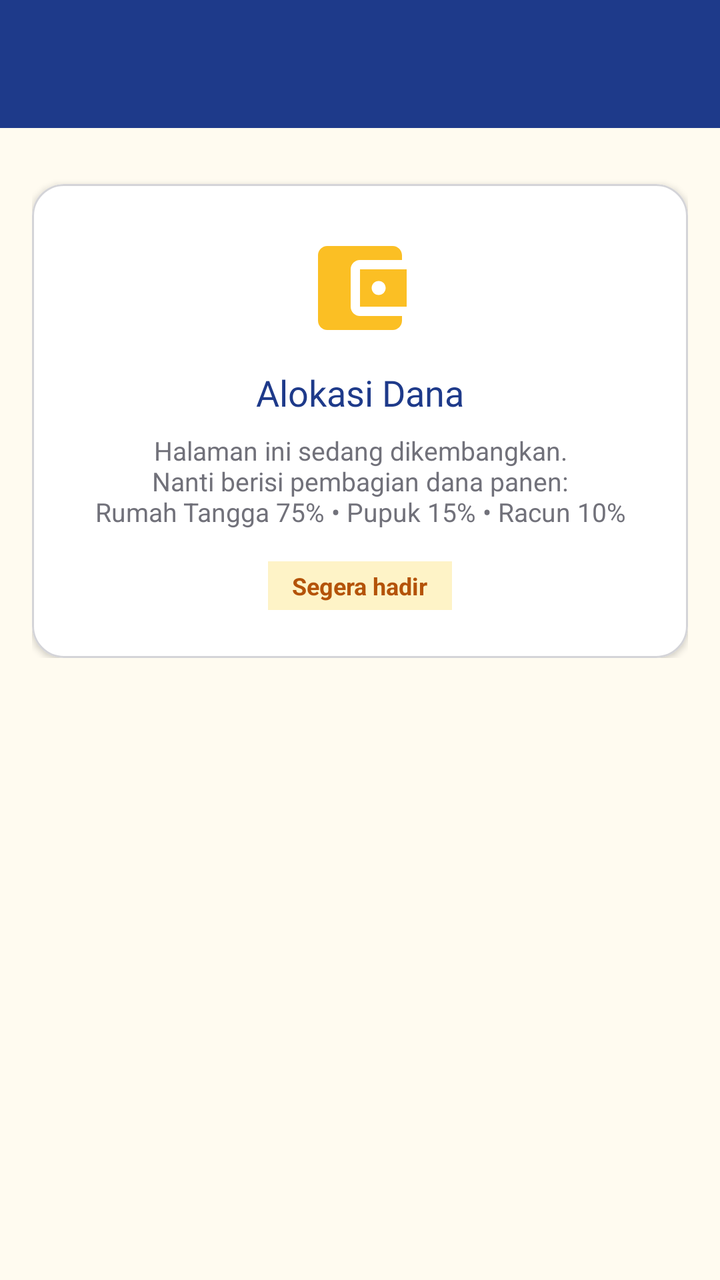
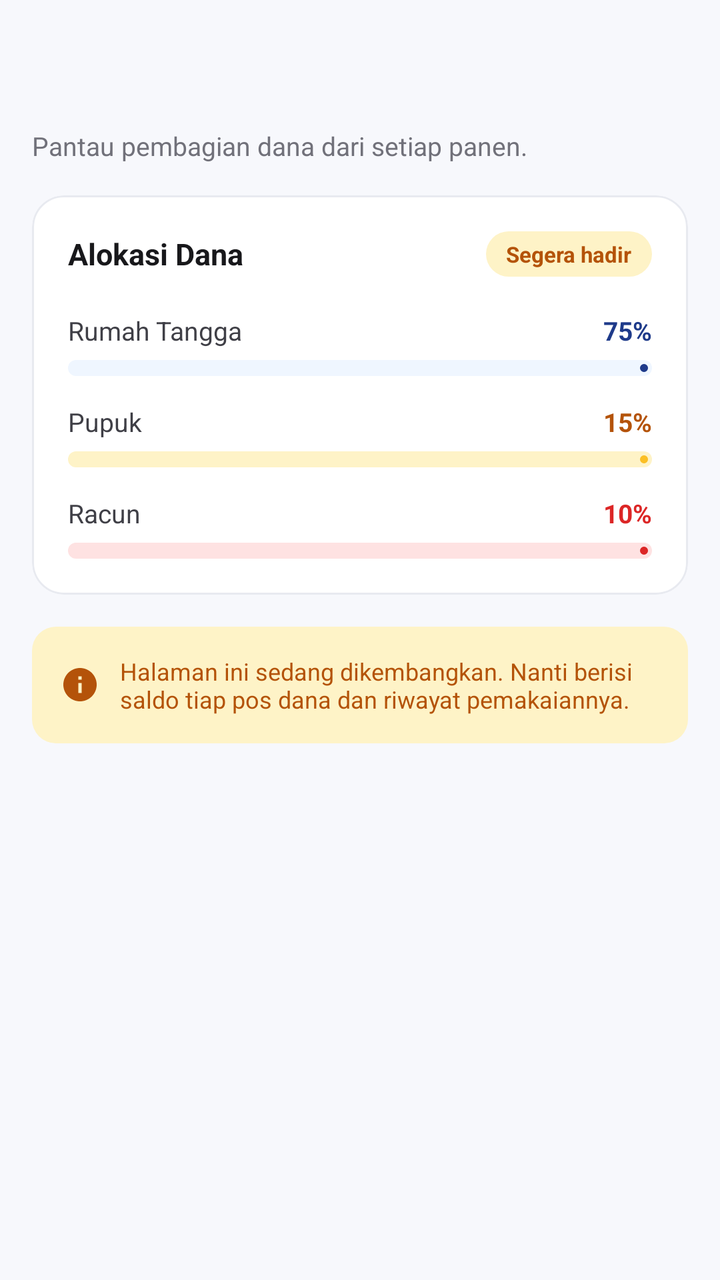

The first picture is an Android layout as it rendered before a commit; the second is the same layout after the commit. The layout source and the unified diff follow.
<!-- AndroidManifest.xml: application theme Theme.ALSpocky -->
<!-- res/layout/fragment_dana.xml -->
<?xml version="1.0" encoding="utf-8"?>
<androidx.constraintlayout.widget.ConstraintLayout xmlns:android="http://schemas.android.com/apk/res/android"
    xmlns:app="http://schemas.android.com/apk/res-auto"
    android:layout_width="match_parent"
    android:layout_height="match_parent"
    android:background="@color/neutral_50">

    <androidx.appcompat.widget.Toolbar
        android:id="@+id/toolbar"
        android:layout_width="0dp"
        android:layout_height="?attr/actionBarSize"
        android:background="@color/primary_500"
        android:theme="@style/ThemeOverlay.MaterialComponents.Dark.ActionBar"
        app:titleTextColor="@color/neutral_0"
        app:layout_constraintEnd_toEndOf="parent"
        app:layout_constraintStart_toStartOf="parent"
        app:layout_constraintTop_toTopOf="parent" />

    <androidx.core.widget.NestedScrollView
        android:layout_width="0dp"
        android:layout_height="0dp"
        app:layout_constraintBottom_toBottomOf="parent"
        app:layout_constraintEnd_toEndOf="parent"
        app:layout_constraintStart_toStartOf="parent"
        app:layout_constraintTop_toBottomOf="@id/toolbar">

        <LinearLayout
            android:layout_width="match_parent"
            android:layout_height="wrap_content"
            android:orientation="vertical"
            android:padding="16dp">

            <com.google.android.material.card.MaterialCardView
                android:layout_width="match_parent"
                android:layout_height="wrap_content"
                android:layout_marginTop="12dp"
                app:cardBackgroundColor="@color/neutral_0"
                app:cardCornerRadius="16dp"
                app:cardElevation="2dp"
                app:strokeColor="@color/neutral_300"
                app:strokeWidth="1dp">

                <LinearLayout
                    android:layout_width="match_parent"
                    android:layout_height="wrap_content"
                    android:gravity="center"
                    android:orientation="vertical"
                    android:padding="24dp">

                    <ImageView
                        android:layout_width="56dp"
                        android:layout_height="56dp"
                        android:src="@drawable/ic_nav_dana"
                        app:tint="@color/accent_gold" />

                    <TextView
                        android:layout_width="wrap_content"
                        android:layout_height="wrap_content"
                        android:layout_marginTop="12dp"
                        android:fontFamily="@font/montserrat_bold"
                        android:text="Alokasi Dana"
                        android:textColor="@color/primary_500"
                        android:textSize="18sp" />

                    <TextView
                        android:layout_width="wrap_content"
                        android:layout_height="wrap_content"
                        android:layout_marginTop="8dp"
                        android:gravity="center"
                        android:text="Halaman ini sedang dikembangkan.\nNanti berisi pembagian dana panen:\nRumah Tangga 75% • Pupuk 15% • Racun 10%"
                        android:textColor="@color/neutral_500"
                        android:textSize="13sp" />

                    <TextView
                        android:layout_width="wrap_content"
                        android:layout_height="wrap_content"
                        android:layout_marginTop="16dp"
                        android:background="@color/accent_gold_light"
                        android:paddingHorizontal="12dp"
                        android:paddingVertical="4dp"
                        android:text="Segera hadir"
                        android:textColor="@color/accent_gold_dark"
                        android:textSize="12sp"
                        android:textStyle="bold" />
                </LinearLayout>
            </com.google.android.material.card.MaterialCardView>
        </LinearLayout>
    </androidx.core.widget.NestedScrollView>

</androidx.constraintlayout.widget.ConstraintLayout>
<!-- resources referenced by this layout -->
<resources>
  <color name="neutral_300">#D4D4D8</color>
  <color name="neutral_50">#FFFBF0</color>
  <!-- drawable ic_nav_dana (drawable) -->
  <?xml version="1.0" encoding="utf-8"?>
  <vector xmlns:android="http://schemas.android.com/apk/res/android"
      android:width="24dp"
      android:height="24dp"
      android:viewportWidth="24"
      android:viewportHeight="24">
      <path
          android:fillColor="@android:color/white"
          android:pathData="M21,18v1c0,1.1 -0.9,2 -2,2L5,21c-1.11,0 -2,-0.9 -2,-2L3,5c0,-1.1 0.89,-2 2,-2h14c1.1,0 2,0.9 2,2v1h-9c-1.11,0 -2,0.9 -2,2v8c0,1.1 0.89,2 2,2h9zM12,16h10L22,8L12,8v8zM16,13.5c-0.83,0 -1.5,-0.67 -1.5,-1.5s0.67,-1.5 1.5,-1.5 1.5,0.67 1.5,1.5 -0.67,1.5 -1.5,1.5z" />
  </vector>
  <style name="Base.Theme.ALSpocky" parent="Theme.Material3.DayNight.NoActionBar">
          
          
      </style>
  <!-- unchanged entries left out for length: 7 -->
</resources>

<!-- the commit's change to res/layout/fragment_dana.xml (unified diff, before → after) -->
@@ -3,15 +3,13 @@
     xmlns:app="http://schemas.android.com/apk/res-auto"
     android:layout_width="match_parent"
     android:layout_height="match_parent"
-    android:background="@color/neutral_50">
+    android:background="@color/bg_page">
 
     <androidx.appcompat.widget.Toolbar
         android:id="@+id/toolbar"
+        style="@style/Semawit.Toolbar"
         android:layout_width="0dp"
         android:layout_height="?attr/actionBarSize"
-        android:background="@color/primary_500"
-        android:theme="@style/ThemeOverlay.MaterialComponents.Dark.ActionBar"
-        app:titleTextColor="@color/neutral_0"
         app:layout_constraintEnd_toEndOf="parent"
         app:layout_constraintStart_toStartOf="parent"
         app:layout_constraintTop_toTopOf="parent" />
@@ -28,62 +26,175 @@
             android:layout_width="match_parent"
             android:layout_height="wrap_content"
             android:orientation="vertical"
-            android:padding="16dp">
+            android:paddingHorizontal="16dp"
+            android:paddingBottom="40dp">
+
+            <TextView
+                style="@style/Semawit.Text.Body"
+                android:layout_width="wrap_content"
+                android:layout_height="wrap_content"
+                android:text="Pantau pembagian dana dari setiap panen." />
 
             <com.google.android.material.card.MaterialCardView
+                style="@style/Semawit.Card"
                 android:layout_width="match_parent"
                 android:layout_height="wrap_content"
-                android:layout_marginTop="12dp"
-                app:cardBackgroundColor="@color/neutral_0"
-                app:cardCornerRadius="16dp"
-                app:cardElevation="2dp"
-                app:strokeColor="@color/neutral_300"
-                app:strokeWidth="1dp">
+                android:layout_marginTop="16dp">
 
                 <LinearLayout
                     android:layout_width="match_parent"
                     android:layout_height="wrap_content"
-                    android:gravity="center"
                     android:orientation="vertical"
-                    android:padding="24dp">
-
-                    <ImageView
-                        android:layout_width="56dp"
-                        android:layout_height="56dp"
-                        android:src="@drawable/ic_nav_dana"
-                        app:tint="@color/accent_gold" />
-
-                    <TextView
-                        android:layout_width="wrap_content"
-                        android:layout_height="wrap_content"
-                        android:layout_marginTop="12dp"
-                        android:fontFamily="@font/montserrat_bold"
-                        android:text="Alokasi Dana"
-                        android:textColor="@color/primary_500"
-                        android:textSize="18sp" />
-
-                    <TextView
-                        android:layout_width="wrap_content"
-                        android:layout_height="wrap_content"
-                        android:layout_marginTop="8dp"
-                        android:gravity="center"
-                        android:text="Halaman ini sedang dikembangkan.\nNanti berisi pembagian dana panen:\nRumah Tangga 75% • Pupuk 15% • Racun 10%"
-                        android:textColor="@color/neutral_500"
-                        android:textSize="13sp" />
-
-                    <TextView
-                        android:layout_width="wrap_content"
-                        android:layout_height="wrap_content"
-                        android:layout_marginTop="16dp"
-                        android:background="@color/accent_gold_light"
-                        android:paddingHorizontal="12dp"
-                        android:paddingVertical="4dp"
-                        android:text="Segera hadir"
-                        android:textColor="@color/accent_gold_dark"
-                        android:textSize="12sp"
-                        android:textStyle="bold" />
+                    android:padding="18dp">
+
+                    <LinearLayout
+                        android:layout_width="match_parent"
+                        android:layout_height="wrap_content"
+                        android:gravity="center_vertical"
+                        android:orientation="horizontal">
+
+                        <TextView
+                            style="@style/Semawit.Text.Title"
+                            android:layout_width="0dp"
+                            android:layout_height="wrap_content"
+                            android:layout_weight="1"
+                            android:text="Alokasi Dana" />
+
+                        <TextView
+                            style="@style/Semawit.Badge"
+                            android:layout_width="wrap_content"
+                            android:layout_height="wrap_content"
+                            android:text="Segera hadir" />
+                    </LinearLayout>
+
+                    
+                    <LinearLayout
+                        android:layout_width="match_parent"
+                        android:layout_height="wrap_content"
+                        android:layout_marginTop="18dp"
+                        android:orientation="horizontal">
+
+                        <TextView
+                            android:layout_width="0dp"
+                            android:layout_height="wrap_content"
+                            android:layout_weight="1"
+                            android:text="Rumah Tangga"
+                            android:textColor="@color/neutral_700"
+                            android:textSize="13sp" />
+
+                        <TextView
+                            android:layout_width="wrap_content"
+                            android:layout_height="wrap_content"
+                            android:text="75%"
+                            android:textColor="@color/primary_500"
+                            android:textSize="13sp"
+                            android:textStyle="bold" />
+                    </LinearLayout>
+
+                    <com.google.android.material.progressindicator.LinearProgressIndicator
+                        android:layout_width="match_parent"
+                        android:layout_height="wrap_content"
+                        android:layout_marginTop="6dp"
+                        android:progress="75"
+                        app:indicatorColor="@color/primary_500"
+                        app:trackColor="@color/primary_50"
+                        app:trackCornerRadius="4dp"
+                        app:trackThickness="8dp" />
+
+                    
+                    <LinearLayout
+                        android:layout_width="match_parent"
+                        android:layout_height="wrap_content"
+                        android:layout_marginTop="14dp"
+                        android:orientation="horizontal">
+
+                        <TextView
+                            android:layout_width="0dp"
+                            android:layout_height="wrap_content"
+                            android:layout_weight="1"
+                            android:text="Pupuk"
+                            android:textColor="@color/neutral_700"
+                            android:textSize="13sp" />
+
+                        <TextView
+                            android:layout_width="wrap_content"
+                            android:layout_height="wrap_content"
+                            android:text="15%"
+                            android:textColor="@color/accent_gold_dark"
+                            android:textSize="13sp"
+                            android:textStyle="bold" />
+                    </LinearLayout>
+
+                    <com.google.android.material.progressindicator.LinearProgressIndicator
+                        android:layout_width="match_parent"
+                        android:layout_height="wrap_content"
+                        android:layout_marginTop="6dp"
+                        android:progress="15"
+                        app:indicatorColor="@color/accent_gold"
+                        app:trackColor="@color/accent_gold_light"
+                        app:trackCornerRadius="4dp"
+                        app:trackThickness="8dp" />
+
+                    
+                    <LinearLayout
+                        android:layout_width="match_parent"
+                        android:layout_height="wrap_content"
+                        android:layout_marginTop="14dp"
+                        android:orientation="horizontal">
+
+                        <TextView
+                            android:layout_width="0dp"
+                            android:layout_height="wrap_content"
+                            android:layout_weight="1"
+                            android:text="Racun"
+                            android:textColor="@color/neutral_700"
+                            android:textSize="13sp" />
+
+                        <TextView
+                            android:layout_width="wrap_content"
+                            android:layout_height="wrap_content"
+                            android:text="10%"
+                            android:textColor="@color/danger_500"
+                            android:textSize="13sp"
+                            android:textStyle="bold" />
+                    </LinearLayout>
+
+                    <com.google.android.material.progressindicator.LinearProgressIndicator
+                        android:layout_width="match_parent"
+                        android:layout_height="wrap_content"
+                        android:layout_marginTop="6dp"
+                        android:progress="10"
+                        app:indicatorColor="@color/danger_500"
+                        app:trackColor="@color/danger_50"
+                        app:trackCornerRadius="4dp"
+                        app:trackThickness="8dp" />
                 </LinearLayout>
             </com.google.android.material.card.MaterialCardView>
+
+            <LinearLayout
+                android:layout_width="match_parent"
+                android:layout_height="wrap_content"
+                android:layout_marginTop="16dp"
+                android:background="@drawable/bg_icon_tile_gold"
+                android:gravity="center_vertical"
+                android:orientation="horizontal"
+                android:padding="14dp">
+
+                <ImageView
+                    android:layout_width="20dp"
+                    android:layout_height="20dp"
+                    android:src="@drawable/ic_info"
+                    app:tint="@color/accent_gold_dark" />
+
+                <TextView
+                    android:layout_width="0dp"
+                    android:layout_height="wrap_content"
+                    android:layout_marginStart="10dp"
+                    android:layout_weight="1"
+                    android:text="Halaman ini sedang dikembangkan. Nanti berisi saldo tiap pos dana dan riwayat pemakaiannya."
+                    android:textColor="@color/accent_gold_dark"
+                    android:textSize="12sp" />
+            </LinearLayout>
         </LinearLayout>
     </androidx.core.widget.NestedScrollView>
 
<!-- resource entries referenced after the edit -->
@@ -1,8 +1,18 @@
 <!-- resources referenced by this layout -->
 <resources>
-  <color name="neutral_300">#D4D4D8</color>
-  <color name="neutral_50">#FFFBF0</color>
-  <!-- drawable ic_nav_dana (drawable) -->
+  <color name="bg_page">#F7F8FC</color>
+  <color name="danger_50">#FEE2E2</color>
+  <color name="danger_500">#DC2626</color>
+  <color name="neutral_700">#3F3F46</color>
+  <color name="primary_50">#EFF6FF</color>
+  <!-- drawable bg_icon_tile_gold (drawable) -->
+  <?xml version="1.0" encoding="utf-8"?>
+  <shape xmlns:android="http://schemas.android.com/apk/res/android"
+      android:shape="rectangle">
+      <solid android:color="@color/accent_gold_light" />
+      <corners android:radius="12dp" />
+  </shape>
+  <!-- drawable ic_info (drawable) -->
   <?xml version="1.0" encoding="utf-8"?>
   <vector xmlns:android="http://schemas.android.com/apk/res/android"
       android:width="24dp"
@@ -11,12 +21,71 @@
       android:viewportHeight="24">
       <path
           android:fillColor="@android:color/white"
-          android:pathData="M21,18v1c0,1.1 -0.9,2 -2,2L5,21c-1.11,0 -2,-0.9 -2,-2L3,5c0,-1.1 0.89,-2 2,-2h14c1.1,0 2,0.9 2,2v1h-9c-1.11,0 -2,0.9 -2,2v8c0,1.1 0.89,2 2,2h9zM12,16h10L22,8L12,8v8zM16,13.5c-0.83,0 -1.5,-0.67 -1.5,-1.5s0.67,-1.5 1.5,-1.5 1.5,0.67 1.5,1.5 -0.67,1.5 -1.5,1.5z" />
+          android:pathData="M12,2C6.48,2 2,6.48 2,12s4.48,10 10,10 10,-4.48 10,-10S17.52,2 12,2zM13,17h-2v-6h2v6zM13,9h-2V7h2v2z" />
   </vector>
-  <style name="Base.Theme.ALSpocky" parent="Theme.Material3.DayNight.NoActionBar">
-          
-          
+  <style name="Semawit.Badge" parent="">
+          <item name="android:background">@drawable/bg_pill_gold</item>
+          <item name="android:paddingStart">10dp</item>
+          <item name="android:paddingEnd">10dp</item>
+          <item name="android:paddingTop">4dp</item>
+          <item name="android:paddingBottom">4dp</item>
+          <item name="android:textSize">11sp</item>
+          <item name="android:textStyle">bold</item>
+          <item name="android:textColor">@color/accent_gold_dark</item>
       </style>
+  <style name="Semawit.Card" parent="Widget.Material3.CardView.Elevated">
+          <item name="cardBackgroundColor">@color/neutral_0</item>
+          <item name="cardCornerRadius">16dp</item>
+          <item name="cardElevation">0dp</item>
+          <item name="strokeColor">@color/neutral_200</item>
+          <item name="strokeWidth">1dp</item>
+      </style>
+  <style name="Semawit.Text.Body" parent="">
+          <item name="android:textSize">13sp</item>
+          <item name="android:textColor">@color/neutral_500</item>
+          <item name="android:lineSpacingExtra">2dp</item>
+      </style>
+  <style name="Semawit.Text.Title" parent="">
+          <item name="android:textSize">15sp</item>
+          <item name="android:textStyle">bold</item>
+          <item name="android:textColor">@color/neutral_900</item>
+      </style>
+  <style name="Semawit.Toolbar" parent="Widget.Material3.Toolbar">
+          <item name="android:background">@color/bg_page</item>
+          <item name="titleTextAppearance">@style/TextAppearance.Semawit.ToolbarTitle</item>
+          <item name="titleTextColor">@color/neutral_900</item>
+          <item name="contentInsetStartWithNavigation">4dp</item>
+      </style>
+  <!-- drawable bg_pill_gold (drawable) -->
+  <?xml version="1.0" encoding="utf-8"?>
+  <shape xmlns:android="http://schemas.android.com/apk/res/android"
+      android:shape="rectangle">
+      <solid android:color="@color/accent_gold_light" />
+      <corners android:radius="100dp" />
+  </shape>
+  <color name="neutral_200">#E8EAF0</color>
+  <color name="neutral_900">#18181B</color>
+  <style name="TextAppearance.Semawit.ToolbarTitle" parent="TextAppearance.Material3.TitleLarge">
+          <item name="fontFamily">@font/montserrat_bold</item>
+          <item name="android:fontFamily">@font/montserrat_bold</item>
+          <item name="android:textSize">20sp</item>
+          <item name="android:textColor">@color/neutral_900</item>
+      </style>
+  <style name="Base.Theme.ALSpocky" parent="Theme.Material3.Light.NoActionBar">
+          <item name="colorPrimary">@color/primary_500</item>
+          <item name="colorOnPrimary">@color/neutral_0</item>
+          <item name="colorPrimaryContainer">@color/primary_100</item>
+          <item name="colorOnPrimaryContainer">@color/primary_800</item>
+          <item name="colorSecondary">@color/accent_gold</item>
+          <item name="colorOnSecondary">@color/primary_800</item>
+          <item name="colorSurface">@color/neutral_0</item>
+          <item name="colorOnSurface">@color/neutral_900</item>
+          <item name="android:colorBackground">@color/bg_page</item>
+          <item name="android:windowBackground">@color/bg_page</item>
+          <item name="android:windowLightStatusBar">true</item>
+      </style>
+  <color name="primary_100">#DBEAFE</color>
+  <color name="primary_800">#172554</color>
   <!-- unchanged entries left out for length: 7 -->
 </resources>
 
